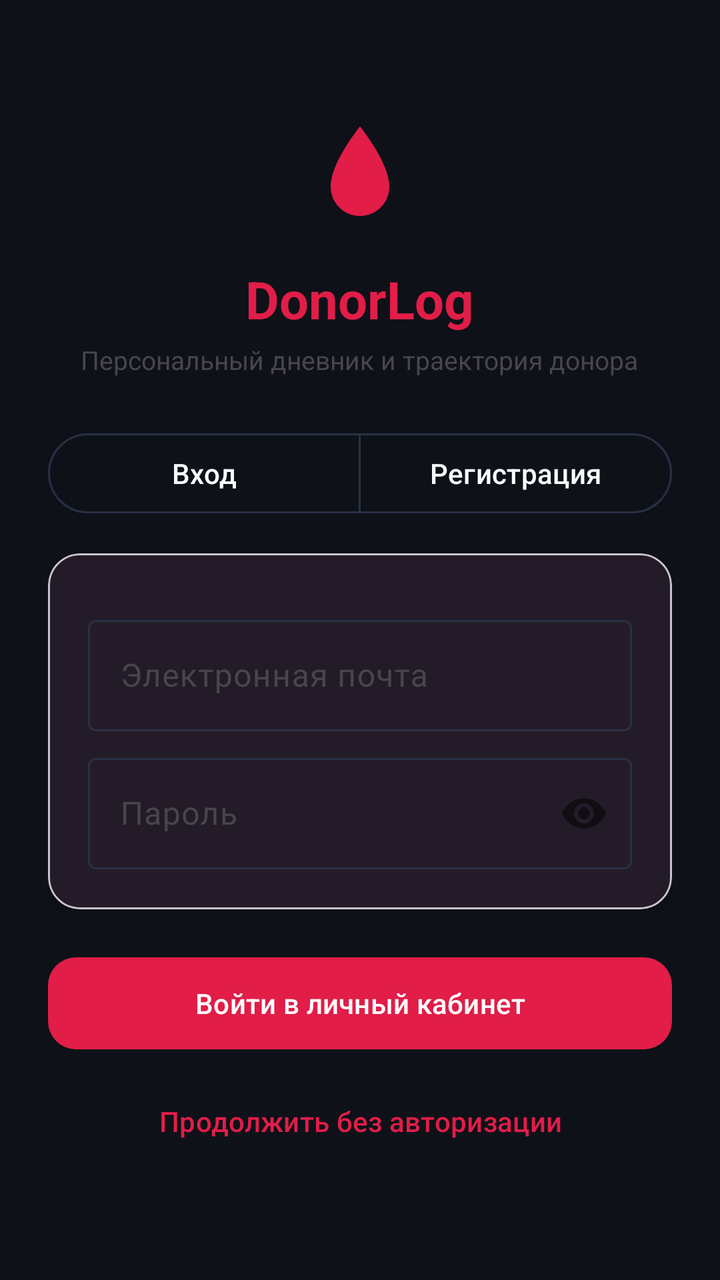
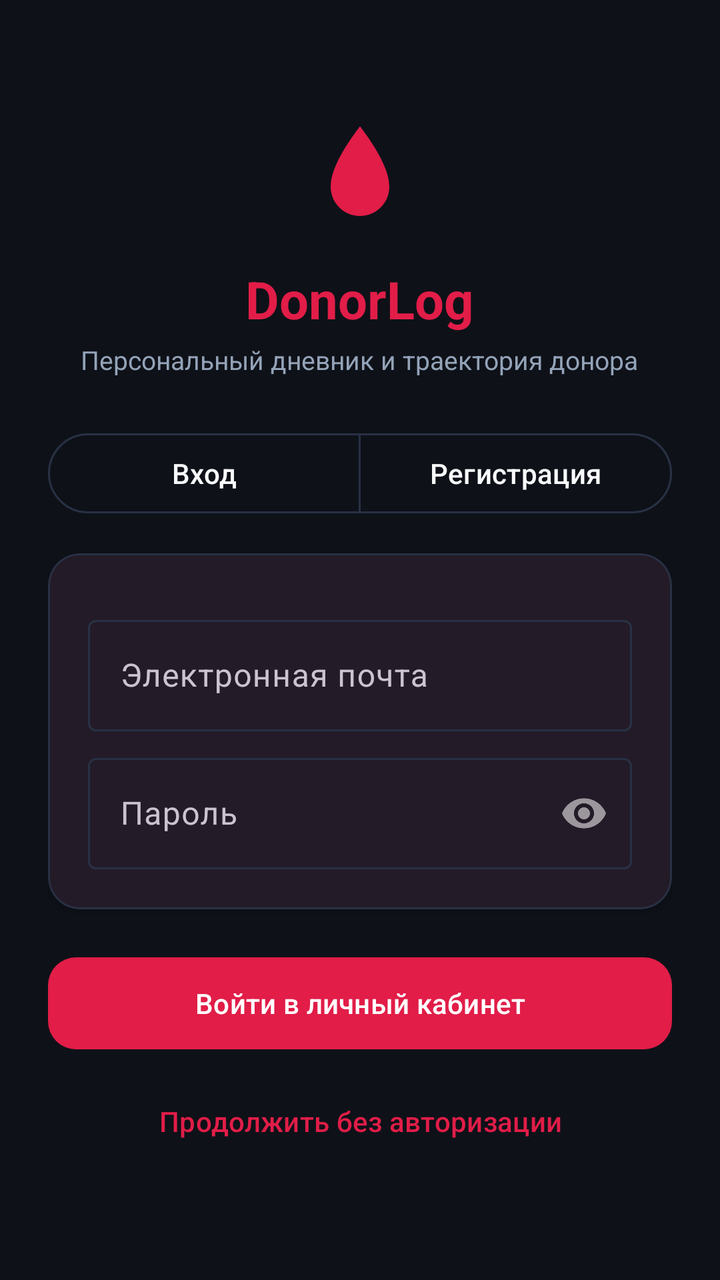

An Android layout rendered at two revisions. The XML below is the earlier revision; the diff shows what the commit changed to produce the second picture.
<!-- AndroidManifest.xml: application theme Theme.DonorLog -->
<!-- res/layout/activity_auth.xml -->
<?xml version="1.0" encoding="utf-8"?>
<androidx.coordinatorlayout.widget.CoordinatorLayout
    xmlns:android="http://schemas.android.com/apk/res/android"
    xmlns:app="http://schemas.android.com/apk/res-auto"
    android:layout_width="match_parent"
    android:layout_height="match_parent"
    android:background="?android:attr/colorBackground">

    <androidx.core.widget.NestedScrollView
        android:layout_width="match_parent"
        android:layout_height="match_parent"
        android:fillViewport="true">

        <LinearLayout
            android:layout_width="match_parent"
            android:layout_height="wrap_content"
            android:orientation="vertical"
            android:padding="24dp"
            android:gravity="center_horizontal">

            
            <ImageView
                android:layout_width="64dp"
                android:layout_height="64dp"
                android:layout_marginTop="32dp"
                android:contentDescription="@string/app_name"
                android:src="@drawable/ic_blood_drop"
                app:tint="?attr/colorPrimary" />

            <TextView
                android:layout_width="wrap_content"
                android:layout_height="wrap_content"
                android:layout_marginTop="12dp"
                android:text="DonorLog"
                android:textColor="?attr/colorPrimary"
                android:textSize="26sp"
                android:textStyle="bold" />

            <TextView
                android:id="@+id/tvAuthSubtitle"
                android:layout_width="wrap_content"
                android:layout_height="wrap_content"
                android:layout_marginTop="4dp"
                android:text="Персональный дневник и траектория донора"
                android:textColor="?android:attr/textColorSecondary"
                android:textSize="13sp" />

            
            <com.google.android.material.button.MaterialButtonToggleGroup
                android:id="@+id/toggleGroupAuth"
                android:layout_width="match_parent"
                android:layout_height="wrap_content"
                android:layout_marginTop="24dp"
                app:singleSelection="true"
                app:selectionRequired="true">

                <com.google.android.material.button.MaterialButton
                    android:id="@+id/btnModeLogin"
                    style="?attr/materialButtonOutlinedStyle"
                    android:layout_width="0dp"
                    android:layout_height="wrap_content"
                    android:layout_weight="1"
                    android:text="Вход" />

                <com.google.android.material.button.MaterialButton
                    android:id="@+id/btnModeRegister"
                    style="?attr/materialButtonOutlinedStyle"
                    android:layout_width="0dp"
                    android:layout_height="wrap_content"
                    android:layout_weight="1"
                    android:text="Регистрация" />
            </com.google.android.material.button.MaterialButtonToggleGroup>

            
            <com.google.android.material.card.MaterialCardView
                android:layout_width="match_parent"
                android:layout_height="wrap_content"
                android:layout_marginTop="16dp"
                app:cardCornerRadius="16dp"
                app:cardElevation="2dp">

                <LinearLayout
                    android:layout_width="match_parent"
                    android:layout_height="wrap_content"
                    android:orientation="vertical"
                    android:padding="20dp">

                    
                    <com.google.android.material.textfield.TextInputLayout
                        android:id="@+id/tilFullName"
                        android:layout_width="match_parent"
                        android:layout_height="wrap_content"
                        android:hint="Фамилия Имя Отчество"
                        android:visibility="gone">

                        <com.google.android.material.textfield.TextInputEditText
                            android:id="@+id/etFullName"
                            android:layout_width="match_parent"
                            android:layout_height="wrap_content"
                            android:inputType="textPersonName" />
                    </com.google.android.material.textfield.TextInputLayout>

                    
                    <com.google.android.material.textfield.TextInputLayout
                        android:id="@+id/tilEmail"
                        android:layout_width="match_parent"
                        android:layout_height="wrap_content"
                        android:layout_marginTop="8dp"
                        android:hint="Электронная почта">

                        <com.google.android.material.textfield.TextInputEditText
                            android:id="@+id/etEmail"
                            android:layout_width="match_parent"
                            android:layout_height="wrap_content"
                            android:inputType="textEmailAddress" />
                    </com.google.android.material.textfield.TextInputLayout>

                    
                    <com.google.android.material.textfield.TextInputLayout
                        android:id="@+id/tilPassword"
                        android:layout_width="match_parent"
                        android:layout_height="wrap_content"
                        android:layout_marginTop="8dp"
                        android:hint="Пароль"
                        app:passwordToggleEnabled="true">

                        <com.google.android.material.textfield.TextInputEditText
                            android:id="@+id/etPassword"
                            android:layout_width="match_parent"
                            android:layout_height="wrap_content"
                            android:inputType="textPassword" />
                    </com.google.android.material.textfield.TextInputLayout>

                    
                    <LinearLayout
                        android:id="@+id/layoutMedicalProfile"
                        android:layout_width="match_parent"
                        android:layout_height="wrap_content"
                        android:orientation="vertical"
                        android:layout_marginTop="8dp"
                        android:visibility="gone">

                        
                        <TextView
                            android:layout_width="wrap_content"
                            android:layout_height="wrap_content"
                            android:layout_marginTop="8dp"
                            android:text="Основной регион донаций:"
                            android:textColor="?android:attr/textColorSecondary"
                            android:textSize="12sp"
                            android:textStyle="bold" />

                        <com.google.android.material.chip.ChipGroup
                            android:id="@+id/chipGroupRegion"
                            android:layout_width="match_parent"
                            android:layout_height="wrap_content"
                            android:layout_marginTop="4dp"
                            app:singleSelection="true"
                            app:selectionRequired="true">

                            <com.google.android.material.chip.Chip
                                android:id="@+id/chipRegionMoscow"
                                style="@style/Widget.Material3.Chip.Filter"
                                android:layout_width="wrap_content"
                                android:layout_height="wrap_content"
                                android:checked="true"
                                android:text="г. Москва" />

                            <com.google.android.material.chip.Chip
                                android:id="@+id/chipRegionOther"
                                style="@style/Widget.Material3.Chip.Filter"
                                android:layout_width="wrap_content"
                                android:layout_height="wrap_content"
                                android:text="Другой регион РФ" />
                        </com.google.android.material.chip.ChipGroup>

                        <TextView
                            android:id="@+id/tvRegionHint"
                            android:layout_width="match_parent"
                            android:layout_height="wrap_content"
                            android:layout_marginTop="4dp"
                            android:text="Выбор региона г. Москва активирует расчет траектории и региональных льгот «Почетный донор Москвы» по Закону № 70."
                            android:textColor="?android:attr/textColorSecondary"
                            android:textSize="11sp" />

                        
                        <TextView
                            android:layout_width="wrap_content"
                            android:layout_height="wrap_content"
                            android:layout_marginTop="10dp"
                            android:text="Группа крови и резус-фактор"
                            android:textColor="?android:attr/textColorSecondary"
                            android:textSize="12sp"
                            android:textStyle="bold" />

                        <com.google.android.material.chip.ChipGroup
                            android:id="@+id/chipGroupBlood"
                            android:layout_width="match_parent"
                            android:layout_height="wrap_content"
                            android:layout_marginTop="4dp"
                            app:singleSelection="true"
                            app:selectionRequired="true">

                            <com.google.android.material.chip.Chip
                                android:id="@+id/chipBloodO"
                                style="@style/Widget.Material3.Chip.Filter"
                                android:layout_width="wrap_content"
                                android:layout_height="wrap_content"
                                android:text="O (I)" />

                            <com.google.android.material.chip.Chip
                                android:id="@+id/chipBloodA"
                                style="@style/Widget.Material3.Chip.Filter"
                                android:layout_width="wrap_content"
                                android:layout_height="wrap_content"
                                android:checked="true"
                                android:text="A (II)" />

                            <com.google.android.material.chip.Chip
                                android:id="@+id/chipBloodB"
                                style="@style/Widget.Material3.Chip.Filter"
                                android:layout_width="wrap_content"
                                android:layout_height="wrap_content"
                                android:text="B (III)" />

                            <com.google.android.material.chip.Chip
                                android:id="@+id/chipBloodAB"
                                style="@style/Widget.Material3.Chip.Filter"
                                android:layout_width="wrap_content"
                                android:layout_height="wrap_content"
                                android:text="AB (IV)" />
                        </com.google.android.material.chip.ChipGroup>

                        <com.google.android.material.chip.ChipGroup
                            android:id="@+id/chipGroupRh"
                            android:layout_width="match_parent"
                            android:layout_height="wrap_content"
                            app:singleSelection="true"
                            app:selectionRequired="true">

                            <com.google.android.material.chip.Chip
                                android:id="@+id/chipRhPlus"
                                style="@style/Widget.Material3.Chip.Filter"
                                android:layout_width="wrap_content"
                                android:layout_height="wrap_content"
                                android:checked="true"
                                android:text="Rh+ (Положительный)" />

                            <com.google.android.material.chip.Chip
                                android:id="@+id/chipRhMinus"
                                style="@style/Widget.Material3.Chip.Filter"
                                android:layout_width="wrap_content"
                                android:layout_height="wrap_content"
                                android:text="Rh- (Отрицательный)" />
                        </com.google.android.material.chip.ChipGroup>
                    </LinearLayout>

                </LinearLayout>
            </com.google.android.material.card.MaterialCardView>

            
            <com.google.android.material.button.MaterialButton
                android:id="@+id/btnSubmitAuth"
                android:layout_width="match_parent"
                android:layout_height="54dp"
                android:layout_marginTop="20dp"
                android:text="Войти в личный кабинет"
                app:cornerRadius="14dp" />

            
            <com.google.android.material.button.MaterialButton
                android:id="@+id/btnGuestMode"
                style="@style/Widget.Material3.Button.TextButton"
                android:layout_width="wrap_content"
                android:layout_height="wrap_content"
                android:layout_marginTop="8dp"
                android:text="Продолжить без авторизации" />

        </LinearLayout>
    </androidx.core.widget.NestedScrollView>

</androidx.coordinatorlayout.widget.CoordinatorLayout>
<!-- resources referenced by this layout -->
<resources>
  <!-- drawable ic_blood_drop (drawable) -->
  <vector xmlns:android="http://schemas.android.com/apk/res/android"
      android:width="24dp"
      android:height="24dp"
      android:viewportWidth="24"
      android:viewportHeight="24">
      <path
          android:fillColor="#FF000000"
          android:pathData="M12,2.69L12,2.69C10.15,5.1 6.5,10.22 6.5,14c0,3.04 2.46,5.5 5.5,5.5s5.5,-2.46 5.5,-5.5c0,-3.78 -3.65,-8.9 -5.5,-11.31z"/>
  </vector>
  <string name="app_name">DonorLog</string>
  <style name="Theme.DonorLog" parent="Theme.Material3.DayNight.NoActionBar">
          <item name="colorPrimary">@color/md_theme_light_primary</item>
          <item name="colorOnPrimary">@color/md_theme_light_onPrimary</item>
          <item name="colorPrimaryContainer">@color/md_theme_light_primaryContainer</item>
          <item name="colorOnPrimaryContainer">@color/md_theme_light_onPrimaryContainer</item>
  
          <item name="colorSecondary">@color/md_theme_light_secondary</item>
          <item name="colorOnSecondary">@color/md_theme_light_onSecondary</item>
          <item name="colorSecondaryContainer">@color/md_theme_light_secondaryContainer</item>
          <item name="colorOnSecondaryContainer">@color/md_theme_light_onSecondaryContainer</item>
  
          <item name="android:colorBackground">@color/md_theme_light_background</item>
          <item name="colorSurface">@color/md_theme_light_surface</item>
          <item name="colorOnSurface">@color/md_theme_light_onSurface</item>
          <item name="colorOutline">@color/card_border_light</item>
  
          
          <item name="android:statusBarColor">@android:color/transparent</item>
          <item name="android:windowLightStatusBar">true</item>
          <item name="android:navigationBarColor">@color/md_theme_light_background</item>
          <item name="android:windowLightNavigationBar">true</item>
      </style>
  <color name="md_theme_light_primary">#E11D48</color>
  <color name="md_theme_light_onPrimary">#FFFFFF</color>
  <color name="md_theme_light_primaryContainer">#FFE4E8</color>
  <color name="md_theme_light_onPrimaryContainer">#881337</color>
  <color name="md_theme_light_secondary">#64748B</color>
  <color name="md_theme_light_onSecondary">#FFFFFF</color>
  <color name="md_theme_light_secondaryContainer">#E2E8F0</color>
  <color name="md_theme_light_onSecondaryContainer">#0F172A</color>
  <color name="md_theme_light_background">#0E1118</color>
  <color name="md_theme_light_surface">#161B26</color>
  <color name="md_theme_light_onSurface">#F8FAFC</color>
  <color name="card_border_light">#283144</color>
</resources>

<!-- the commit's change to res/layout/activity_auth.xml (unified diff, before → after) -->
@@ -42,7 +42,7 @@
                 android:layout_height="wrap_content"
                 android:layout_marginTop="4dp"
                 android:text="Персональный дневник и траектория донора"
-                android:textColor="?android:attr/textColorSecondary"
+                android:textColor="@color/donor_text_secondary"
                 android:textSize="13sp" />
 
             
@@ -77,7 +77,10 @@
                 android:layout_height="wrap_content"
                 android:layout_marginTop="16dp"
                 app:cardCornerRadius="16dp"
-                app:cardElevation="2dp">
+                app:cardElevation="2dp"
+                app:cardBackgroundColor="@color/donor_surface_card"
+                app:strokeColor="@color/donor_stroke_subtle"
+                app:strokeWidth="1dp">
 
                 <LinearLayout
                     android:layout_width="match_parent"
@@ -146,7 +149,7 @@
                             android:layout_height="wrap_content"
                             android:layout_marginTop="8dp"
                             android:text="Основной регион донаций:"
-                            android:textColor="?android:attr/textColorSecondary"
+                            android:textColor="@color/donor_text_secondary"
                             android:textSize="12sp"
                             android:textStyle="bold" />
 
@@ -180,7 +183,7 @@
                             android:layout_height="wrap_content"
                             android:layout_marginTop="4dp"
                             android:text="Выбор региона г. Москва активирует расчет траектории и региональных льгот «Почетный донор Москвы» по Закону № 70."
-                            android:textColor="?android:attr/textColorSecondary"
+                            android:textColor="@color/donor_text_secondary"
                             android:textSize="11sp" />
 
                         
@@ -189,7 +192,7 @@
                             android:layout_height="wrap_content"
                             android:layout_marginTop="10dp"
                             android:text="Группа крови и резус-фактор"
-                            android:textColor="?android:attr/textColorSecondary"
+                            android:textColor="@color/donor_text_secondary"
                             android:textSize="12sp"
                             android:textStyle="bold" />
 
<!-- resource entries referenced after the edit -->
@@ -1,5 +1,8 @@
 <!-- resources referenced by this layout -->
 <resources>
+  <color name="donor_stroke_subtle">#283144</color>
+  <color name="donor_surface_card">#161B26</color>
+  <color name="donor_text_secondary">#94A3B8</color>
   <!-- drawable ic_blood_drop (drawable) -->
   <vector xmlns:android="http://schemas.android.com/apk/res/android"
       android:width="24dp"
@@ -11,39 +14,35 @@
           android:pathData="M12,2.69L12,2.69C10.15,5.1 6.5,10.22 6.5,14c0,3.04 2.46,5.5 5.5,5.5s5.5,-2.46 5.5,-5.5c0,-3.78 -3.65,-8.9 -5.5,-11.31z"/>
   </vector>
   <string name="app_name">DonorLog</string>
-  <style name="Theme.DonorLog" parent="Theme.Material3.DayNight.NoActionBar">
-          <item name="colorPrimary">@color/md_theme_light_primary</item>
-          <item name="colorOnPrimary">@color/md_theme_light_onPrimary</item>
-          <item name="colorPrimaryContainer">@color/md_theme_light_primaryContainer</item>
-          <item name="colorOnPrimaryContainer">@color/md_theme_light_onPrimaryContainer</item>
+  <style name="Theme.DonorLog" parent="Theme.Material3.Dark.NoActionBar">
+          <item name="colorPrimary">@color/donor_ruby_mid</item>
+          <item name="colorOnPrimary">#FFFFFF</item>
+          <item name="colorPrimaryContainer">@color/donor_ruby_start</item>
+          <item name="colorOnPrimaryContainer">#FFE4E8</item>
   
-          <item name="colorSecondary">@color/md_theme_light_secondary</item>
-          <item name="colorOnSecondary">@color/md_theme_light_onSecondary</item>
-          <item name="colorSecondaryContainer">@color/md_theme_light_secondaryContainer</item>
-          <item name="colorOnSecondaryContainer">@color/md_theme_light_onSecondaryContainer</item>
+          <item name="colorSecondary">@color/donor_amber_warm</item>
+          <item name="colorOnSecondary">#0E1118</item>
+          <item name="colorSecondaryContainer">#1E2433</item>
+          <item name="colorOnSecondaryContainer">@color/donor_text_primary</item>
   
-          <item name="android:colorBackground">@color/md_theme_light_background</item>
-          <item name="colorSurface">@color/md_theme_light_surface</item>
-          <item name="colorOnSurface">@color/md_theme_light_onSurface</item>
-          <item name="colorOutline">@color/card_border_light</item>
+          <item name="android:colorBackground">@color/donor_bg_canvas</item>
+          <item name="colorSurface">@color/donor_surface_card</item>
+          <item name="colorOnSurface">@color/donor_text_primary</item>
+          <item name="colorOutline">@color/donor_stroke_subtle</item>
+  
+          <item name="android:textColorPrimary">@color/donor_text_primary</item>
+          <item name="android:textColorSecondary">@color/donor_text_secondary</item>
   
           
           <item name="android:statusBarColor">@android:color/transparent</item>
-          <item name="android:windowLightStatusBar">true</item>
-          <item name="android:navigationBarColor">@color/md_theme_light_background</item>
-          <item name="android:windowLightNavigationBar">true</item>
+          <item name="android:windowLightStatusBar">false</item>
+          <item name="android:navigationBarColor">@color/donor_bg_canvas</item>
+          <item name="android:windowLightNavigationBar">false</item>
       </style>
-  <color name="md_theme_light_primary">#E11D48</color>
-  <color name="md_theme_light_onPrimary">#FFFFFF</color>
-  <color name="md_theme_light_primaryContainer">#FFE4E8</color>
-  <color name="md_theme_light_onPrimaryContainer">#881337</color>
-  <color name="md_theme_light_secondary">#64748B</color>
-  <color name="md_theme_light_onSecondary">#FFFFFF</color>
-  <color name="md_theme_light_secondaryContainer">#E2E8F0</color>
-  <color name="md_theme_light_onSecondaryContainer">#0F172A</color>
-  <color name="md_theme_light_background">#0E1118</color>
-  <color name="md_theme_light_surface">#161B26</color>
-  <color name="md_theme_light_onSurface">#F8FAFC</color>
-  <color name="card_border_light">#283144</color>
+  <color name="donor_ruby_mid">#E11D48</color>
+  <color name="donor_ruby_start">#9F1239</color>
+  <color name="donor_amber_warm">#F59E0B</color>
+  <color name="donor_text_primary">#F8FAFC</color>
+  <color name="donor_bg_canvas">#0E1118</color>
 </resources>
 
